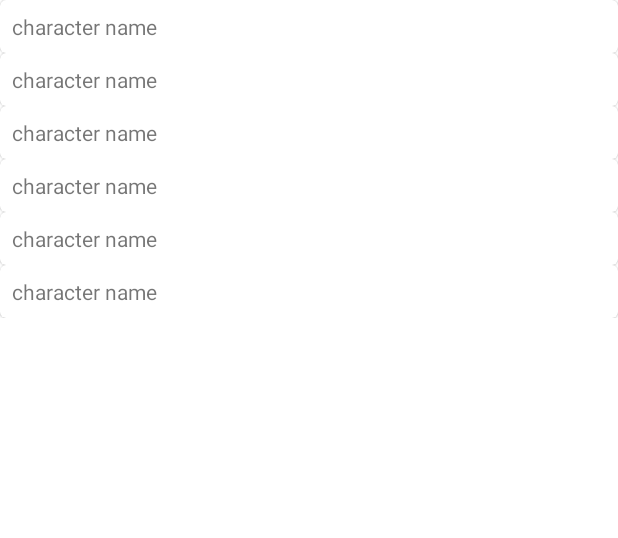
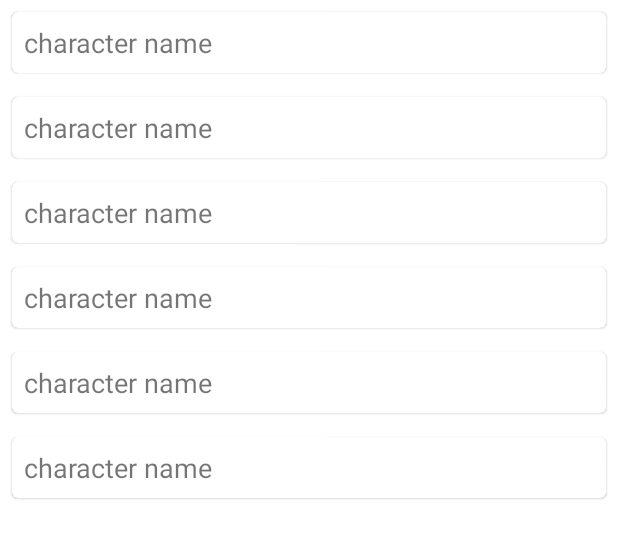
Before and after one commit to lydian9817/breaking-bad-info, an Android app: the layout fragment_overview.xml on its own in the app's theme, with its tools: preview values and no code run, on a phone screen of 412 x 824 dp. Shown: the top 538 px of the screen. Run offline under Robolectric (Android 15) with nearby library versions, the phone set to English and light mode, and no system bars.

Commit message:
updated character_name_item.xml

```diff
--- a/app/src/main/res/layout/character_name_item.xml
+++ b/app/src/main/res/layout/character_name_item.xml
@@ -11,28 +11,21 @@
     </data>
 
     <com.google.android.material.card.MaterialCardView
+        android:id="@+id/name_card"
         android:layout_width="match_parent"
         android:layout_height="wrap_content"
-        >
+        android:layout_margin="8dp">
 
-        <androidx.constraintlayout.widget.ConstraintLayout
-            android:layout_width="match_parent"
-            android:layout_height="wrap_content"
-            android:padding="8dp">
 
             <TextView
                 android:layout_width="wrap_content"
                 android:layout_height="wrap_content"
+                android:textSize="18sp"
                 android:text="@{character.name}"
+                android:padding="8dp"
                 app:layout_constraintStart_toStartOf="parent"
                 app:layout_constraintTop_toTopOf="parent"
-                app:layout_constraintBottom_toBottomOf="parent"
                 tools:text="character name"/>
-
-        </androidx.constraintlayout.widget.ConstraintLayout>
-
-
-
 
     </com.google.android.material.card.MaterialCardView>
 
```
